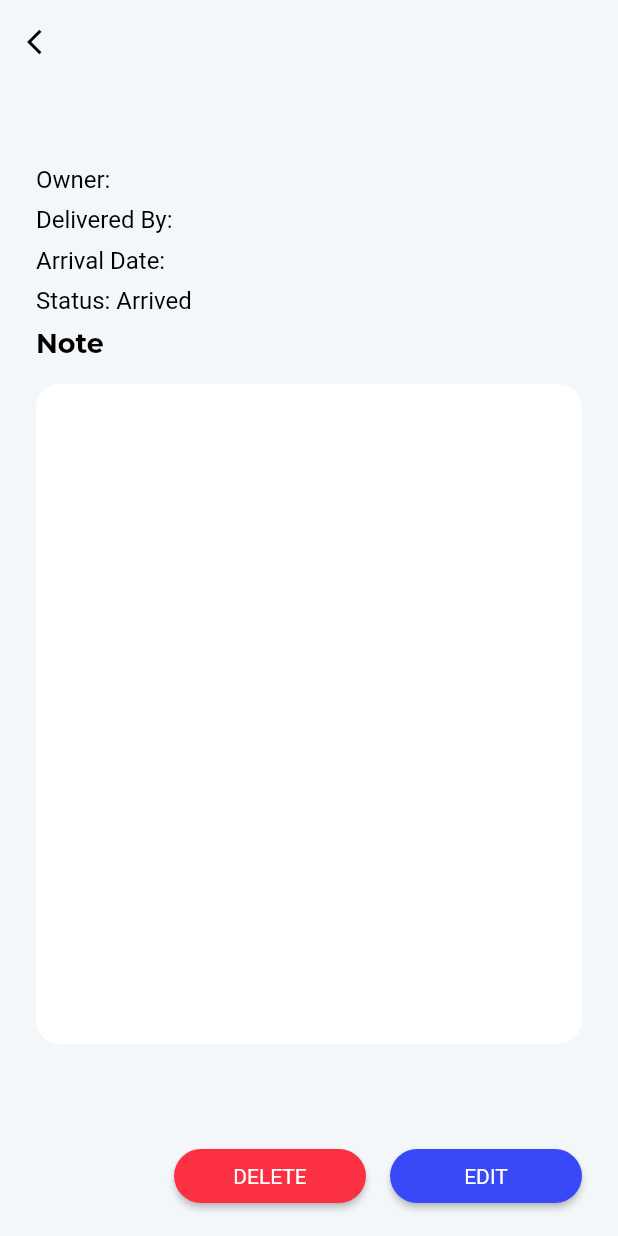
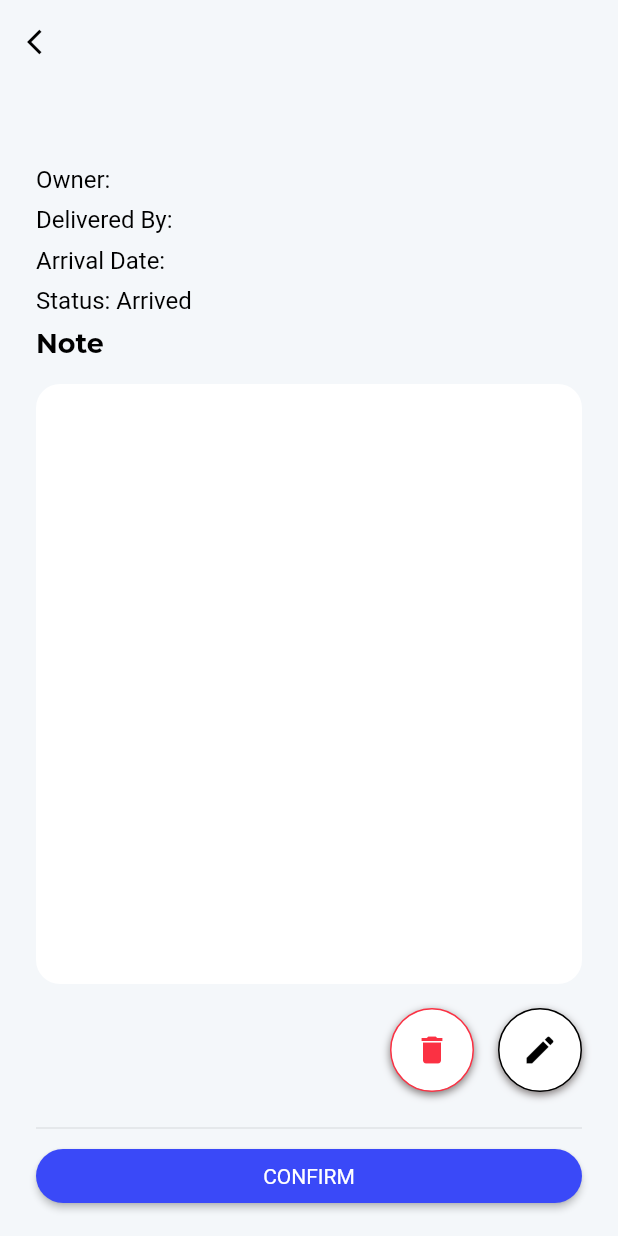
Before and after one commit to boy-warakorn/rmp-flutter, a Flutter app: the PackageDetailScreen screen opened directly with empty values, on a phone screen of 412 x 824 dp. Run offline on Flutter 3.47's test engine with Material 2 defaults, Android fonts, the light colour scheme and no system bars; our stand-ins replace dio, flutter_hooks, font_awesome_flutter, google_fonts, hooks_riverpod, image_picker and 1 more; accounts and stored records are empty; network calls fail.

Commit message:
ADD - CircleIconButton / UPDATE - change layout

```diff
--- a/lib/screens/condos/postal/package_detail_screen.dart
+++ b/lib/screens/condos/postal/package_detail_screen.dart
@@ -7,6 +7,7 @@ import 'package:rmp_flutter/repositories/package_repository.dart';
 import 'package:rmp_flutter/screens/condos/postal/postal_edit_screen.dart';
 import 'package:rmp_flutter/screens/preloading_screen.dart';
 import 'package:rmp_flutter/widgets/general/alert_box.dart';
+import 'package:rmp_flutter/widgets/general/circle_icon_button.dart';
 import 'package:rmp_flutter/widgets/general/custom_button.dart';
 import 'package:rmp_flutter/widgets/general/text_wall_display.dart';
 import 'package:rmp_flutter/widgets/navigations/back_app_bar.dart';
@@ -33,13 +34,11 @@ class PackageDetailScreen extends HookWidget {
 
     void _deletePackage() async {
       await PackageRepository().deletePackage(id);
-      // Navigator.pop(context);
-      // Navigator.pop(context);
       Navigator.popUntil(
           context, ModalRoute.withName(PreLoadingScreen.routeName));
     }
 
-    Future<void> _showAlertBox() async {
+    Future<void> _showDeleteAlertBox() async {
       return showDialog(
         context: context,
         builder: (ctx) => AlertBox(
@@ -113,32 +112,37 @@ class PackageDetailScreen extends HookWidget {
             ),
             kSizedBoxVerticalS,
             Expanded(
-                child: TextWallDisplay(
-              text: _package.value.note,
-            )),
-            kSizedBoxVerticalL,
+              child: TextWallDisplay(
+                text: _package.value.note,
+              ),
+            ),
+            kSizedBoxVerticalS,
             Row(
               mainAxisAlignment: MainAxisAlignment.end,
               children: [
-                Container(
-                  width: kSizeXL,
-                  child: CustomButton(
-                    color: kErrorColor,
-                    text: "DELETE",
-                    onPressed: _showAlertBox,
-                  ),
+                CircleIconButton(
+                  color: kErrorColor,
+                  onPressed: _showDeleteAlertBox,
+                  icon: Icons.delete,
                 ),
                 kSizedBoxHorizontalS,
-                Container(
-                  width: kSizeXL,
-                  child: CustomButton(
-                    text: "EDIT",
-                    onPressed: () => Navigator.of(context)
+                CircleIconButton(
+                  onPressed: () {
+                    Navigator.of(context)
                         .pushNamed(PostalEditScreen.routeName, arguments: id)
-                        .then((value) => _fetchPackageInfo()),
-                  ),
+                        .then(
+                          (value) => _fetchPackageInfo(),
+                        );
+                  },
+                  icon: Icons.edit,
                 ),
               ],
+            ),
+            kSizedBoxVerticalS,
+            Divider(),
+            CustomButton(
+              text: "CONFIRM",
+              onPressed: () => print("Confirm"),
             ),
           ],
         ),
--- /dev/null
+++ b/lib/widgets/general/circle_icon_button.dart
@@ -0,0 +1,75 @@
+import 'package:flutter/material.dart';
+import 'package:rmp_flutter/configs/colors.dart';
+import 'package:rmp_flutter/configs/constants.dart';
+
+class CircleIconButton extends StatelessWidget {
+  final void Function() onPressed;
+  final IconData icon;
+  final bool isDominant;
+  final Color color;
+  final double size;
+
+  const CircleIconButton({
+    Key? key,
+    required this.onPressed,
+    required this.icon,
+    this.isDominant = false,
+    this.color = kBlackColor,
+    this.size = kSizeM + kSizeS + kSizeXS,
+  }) : super(key: key);
+
+  @override
+  Widget build(BuildContext context) {
+    final Color bgColor = isDominant ? color : kLightColor;
+    final Color contentColor = isDominant ? kLightColor : color;
+
+    return GestureDetector(
+      onTap: onPressed,
+      child: Container(
+        width: size,
+        height: size,
+        alignment: Alignment.center,
+        decoration: BoxDecoration(
+          color: bgColor,
+          shape: BoxShape.circle,
+          border: isDominant
+              ? null
+              : Border.all(
+                  color: contentColor,
+                ),
+          boxShadow: [
+            BoxShadow(
+              color: kAlternativeColor,
+              offset: Offset(
+                0,
+                kSizeXXXS,
+              ),
+              blurRadius: kSizeXXS,
+            ),
+          ],
+        ),
+        child: Icon(
+          icon,
+          color: contentColor,
+        ),
+      ),
+    );
+
+    // return FloatingActionButton(
+    //   onPressed: onPressed,
+    //   backgroundColor: bgColor,
+    //   child: Icon(
+    //     icon,
+    //     color: contentColor,
+    //   ),
+    //   shape: isDominant
+    //       ? null
+    //       : CircleBorder(
+    //           side: BorderSide(
+    //             color: contentColor,
+    //             width: kSizeXXXS,
+    //           ),
+    //         ),
+    // );
+  }
+}
```
